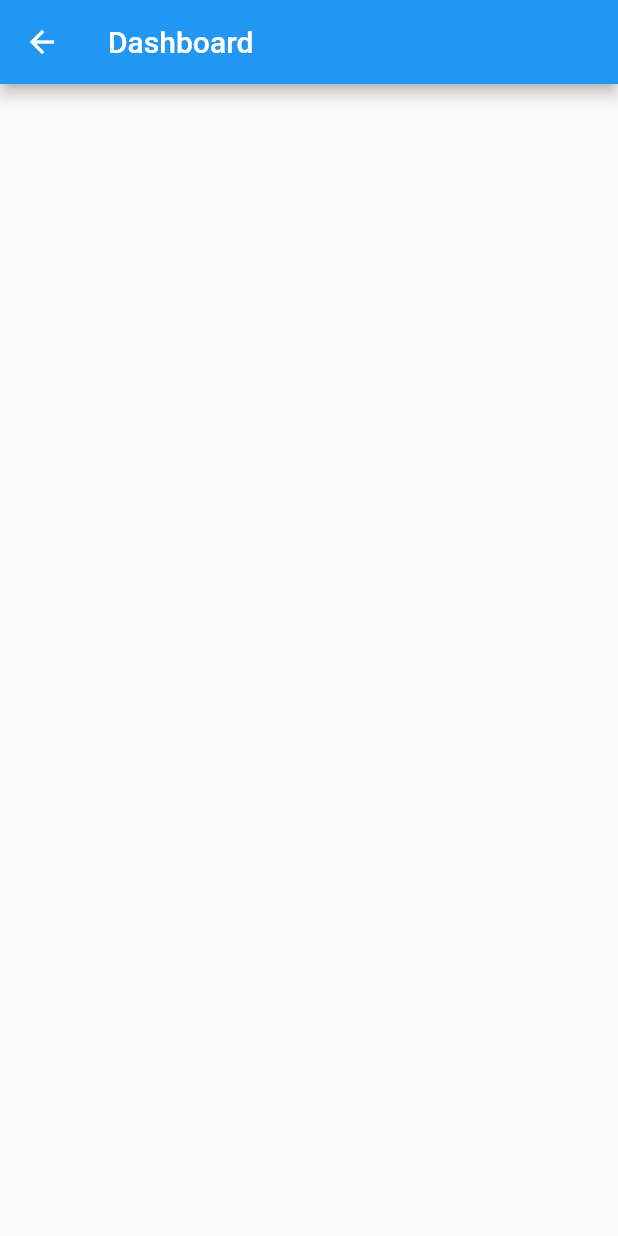
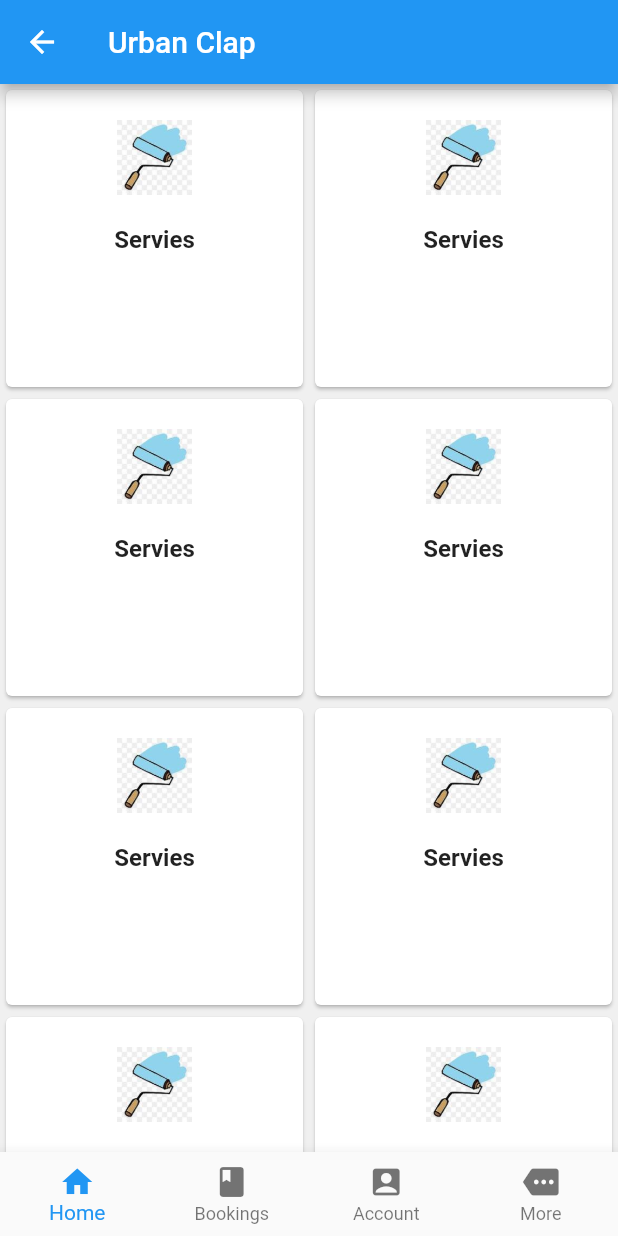
Before and after one commit to workpreeti6/Flutter, a Flutter app: the Dashboard screen opened by its route, on a phone screen of 412 x 824 dp. Run offline on Flutter 3.47's test engine with Material 2 defaults, Android fonts, the phone set to English and light mode, and no system bars; our stand-ins replace badges, curved_navigation_bar, expandable, flutter_svg, fluttericon, google_fonts and 1 more; missing offline and left inert: favorite_button.

Commit message:
dashboard add

```diff
--- a/login_app/lib/dashboard.dart
+++ b/login_app/lib/dashboard.dart
@@ -1,24 +1,47 @@
 import 'package:flutter/material.dart';
+import 'package:login_app/homePage.dart';
 
 void main() {
-  return runApp(MaterialApp(
-    home: Dashboard()
-  )
-  );
+  return runApp(MaterialApp(home: Dashboard()));
 }
+
 class Dashboard extends StatefulWidget {
   const Dashboard({Key? key}) : super(key: key);
 
   @override
   State<Dashboard> createState() => _DashboardState();
 }
+
 class _DashboardState extends State<Dashboard> {
+  var _currentIndex = 0;
   @override
   Widget build(BuildContext context) {
     return Scaffold(
       appBar: AppBar(
-        title: Text('Dashboard'),
+        title: Text('Urban Clap'),
       ),
+      backgroundColor: Color(0xFFF0F0F0),
+      bottomNavigationBar: BottomNavigationBar(
+        currentIndex: _currentIndex,
+        type: BottomNavigationBarType.fixed,
+        onTap: (index) {
+          setState(() {
+            _currentIndex = index;
+          });
+        },
+        items: [
+          BottomNavigationBarItem(icon: Icon(Icons.home), label: 'Home'),
+          BottomNavigationBarItem(icon: Icon(Icons.book), label: 'Bookings'),
+          BottomNavigationBarItem(
+              icon: Icon(Icons.account_box), label: 'Account'),
+          BottomNavigationBarItem(icon: Icon(Icons.more), label: 'More')
+        ],
+      ),
+      body: getBodyWidget(),
     );
   }
+
+  getBodyWidget() {
+    return (_currentIndex == 0) ? HomePage() : Container();
+  }
 }
--- /dev/null
+++ b/login_app/lib/homePage.dart
@@ -0,0 +1,51 @@
+import 'package:flutter/material.dart';
+
+class HomePage extends StatelessWidget {
+  //const HomePage({super.key});
+
+  var services = [
+    'Sofa Cleaning Services',
+    'Carpet Cleaning Services',
+    'Deep Cleaning Services',
+    'Office Cleaning Services',
+    'Window Cleaning Services',
+    'Post construction Cleaning Services'
+        'Wall Painting Services',
+    'Move In/Out Services'
+  ];
+
+  var images = [
+    'assets/broom.png',
+    'assets/broom.png',
+    'assets/cleaner.png',
+    'assets/house.png',
+    'assets/office.png',
+    'assets/paint_roller.png',
+    'assets/vaccume.png',
+    'assets/window.png'
+  ];
+
+  @override
+  Widget build(BuildContext context) {
+    return GridView.builder(
+        //itemCount: images.length,
+        gridDelegate:
+            SliverGridDelegateWithFixedCrossAxisCount(crossAxisCount: 2),
+        itemBuilder: (BuildContext context, int index) {
+          return Card(
+            child: Column(children: [
+              SizedBox(height: 20),
+              Image.asset('assets/paint_roller.png', height: 50, width: 50),
+              Padding(
+                  padding: EdgeInsets.all(20),
+                  child: Text('Servies',
+                      style: TextStyle(
+                          fontSize: 16,
+                          height: 1.2,
+                          fontWeight: FontWeight.bold),
+                      textAlign: TextAlign.center))
+            ]),
+          );
+        });
+  }
+}
```
Also changed, not shown: login_app/assets/broom.png (added), login_app/assets/cleaner.png (added), login_app/assets/house.png (added), login_app/assets/house1.png (added), login_app/assets/office.png (added), login_app/assets/paint_roller.png (added), login_app/assets/vaccume.png (added), login_app/assets/window.png (added).
